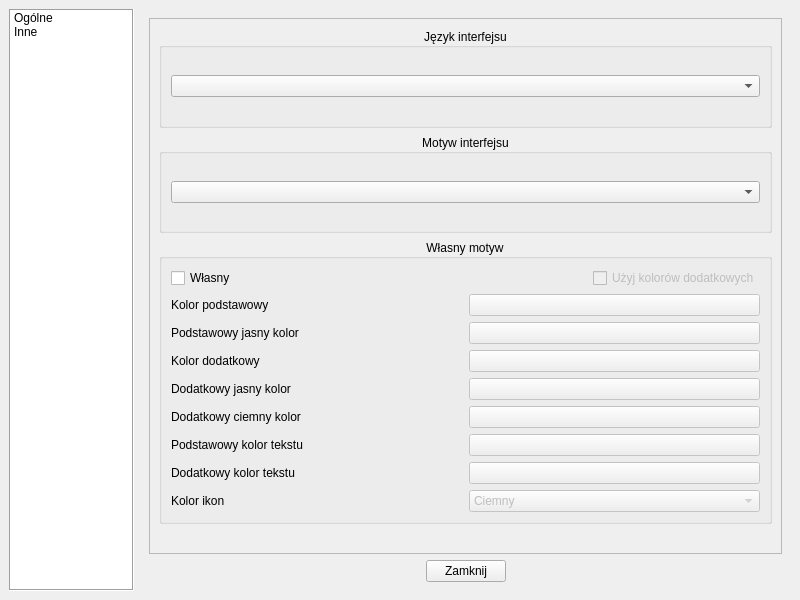
First picture: the form in ui/Settings/settings-window.ui, repository OskarLewandowski/dex-data-experience, before the edit.
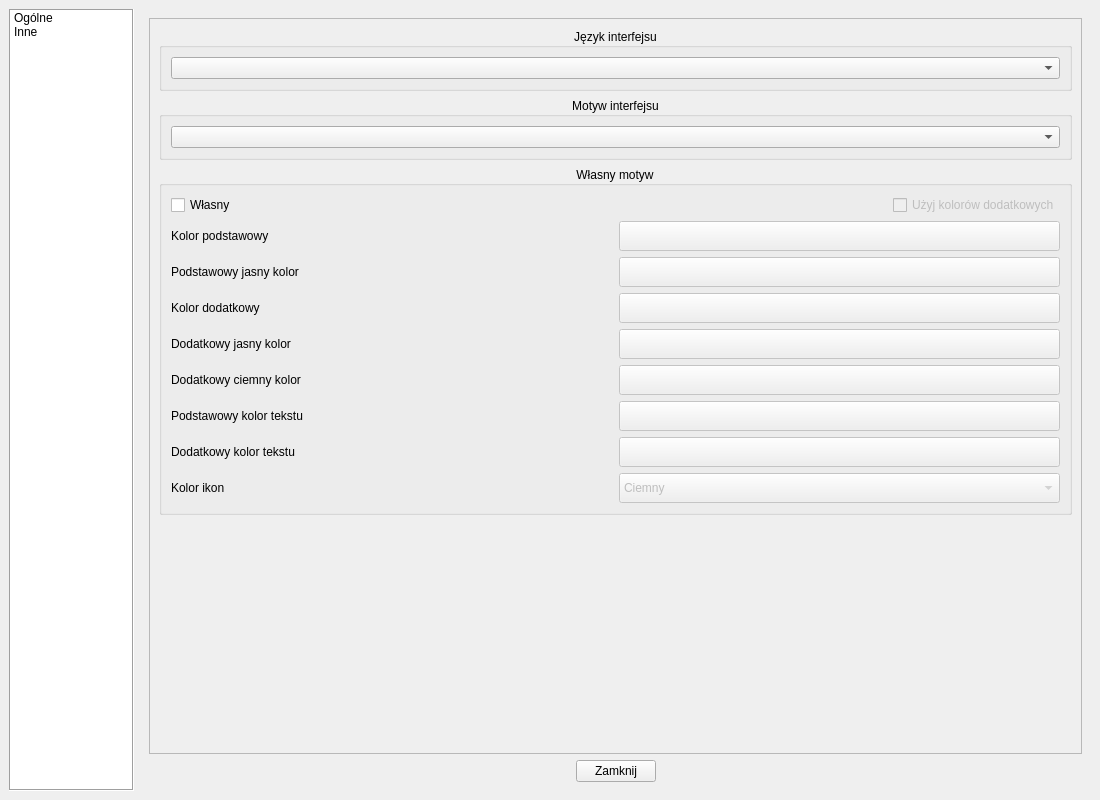
Second picture: the form after the edit.

Commit message: update settings window ui

```diff
--- a/ui/Settings/settings-window.ui
+++ b/ui/Settings/settings-window.ui
@@ -9,8 +9,8 @@
    <rect>
     <x>0</x>
     <y>0</y>
-    <width>800</width>
-    <height>600</height>
+    <width>1100</width>
+    <height>800</height>
    </rect>
   </property>
   <property name="minimumSize">
@@ -21,8 +21,8 @@
   </property>
   <property name="maximumSize">
    <size>
-    <width>800</width>
-    <height>600</height>
+    <width>16777215</width>
+    <height>16777215</height>
    </size>
   </property>
   <property name="windowTitle">
@@ -72,8 +72,8 @@
               <rect>
                <x>0</x>
                <y>0</y>
-               <width>629</width>
-               <height>528</height>
+               <width>929</width>
+               <height>728</height>
               </rect>
              </property>
              <layout class="QVBoxLayout" name="verticalLayout_6">
@@ -170,6 +170,12 @@
                            <property name="enabled">
                             <bool>false</bool>
                            </property>
+                           <property name="minimumSize">
+                            <size>
+                             <width>0</width>
+                             <height>30</height>
+                            </size>
+                           </property>
                            <property name="text">
                             <string/>
                            </property>
@@ -191,6 +197,12 @@
                            <property name="enabled">
                             <bool>false</bool>
                            </property>
+                           <property name="minimumSize">
+                            <size>
+                             <width>0</width>
+                             <height>30</height>
+                            </size>
+                           </property>
                            <property name="text">
                             <string/>
                            </property>
@@ -212,6 +224,12 @@
                            <property name="enabled">
                             <bool>false</bool>
                            </property>
+                           <property name="minimumSize">
+                            <size>
+                             <width>0</width>
+                             <height>30</height>
+                            </size>
+                           </property>
                            <property name="text">
                             <string/>
                            </property>
@@ -233,6 +251,12 @@
                            <property name="enabled">
                             <bool>false</bool>
                            </property>
+                           <property name="minimumSize">
+                            <size>
+                             <width>0</width>
+                             <height>30</height>
+                            </size>
+                           </property>
                            <property name="text">
                             <string/>
                            </property>
@@ -254,6 +278,12 @@
                            <property name="enabled">
                             <bool>false</bool>
                            </property>
+                           <property name="minimumSize">
+                            <size>
+                             <width>0</width>
+                             <height>30</height>
+                            </size>
+                           </property>
                            <property name="text">
                             <string/>
                            </property>
@@ -275,6 +305,12 @@
                            <property name="enabled">
                             <bool>false</bool>
                            </property>
+                           <property name="minimumSize">
+                            <size>
+                             <width>0</width>
+                             <height>30</height>
+                            </size>
+                           </property>
                            <property name="text">
                             <string/>
                            </property>
@@ -296,6 +332,12 @@
                            <property name="enabled">
                             <bool>false</bool>
                            </property>
+                           <property name="minimumSize">
+                            <size>
+                             <width>0</width>
+                             <height>30</height>
+                            </size>
+                           </property>
                            <property name="text">
                             <string/>
                            </property>
@@ -317,6 +359,12 @@
                            <property name="enabled">
                             <bool>false</bool>
                            </property>
+                           <property name="minimumSize">
+                            <size>
+                             <width>0</width>
+                             <height>30</height>
+                            </size>
+                           </property>
                            <item>
                             <property name="text">
                              <string>Ciemny</string>
@@ -339,12 +387,15 @@
                   <item>
                    <spacer name="horizontalSpacer_4">
                     <property name="orientation">
-                     <enum>Qt::Horizontal</enum>
+                     <enum>Qt::Vertical</enum>
+                    </property>
+                    <property name="sizeType">
+                     <enum>QSizePolicy::Expanding</enum>
                     </property>
                     <property name="sizeHint" stdset="0">
                      <size>
-                      <width>40</width>
-                      <height>20</height>
+                      <width>20</width>
+                      <height>40</height>
                      </size>
                     </property>
                    </spacer>
```
Left out of the diff: 11 changed lines with no effect on the pictures. The commit also changes 1 other file.
